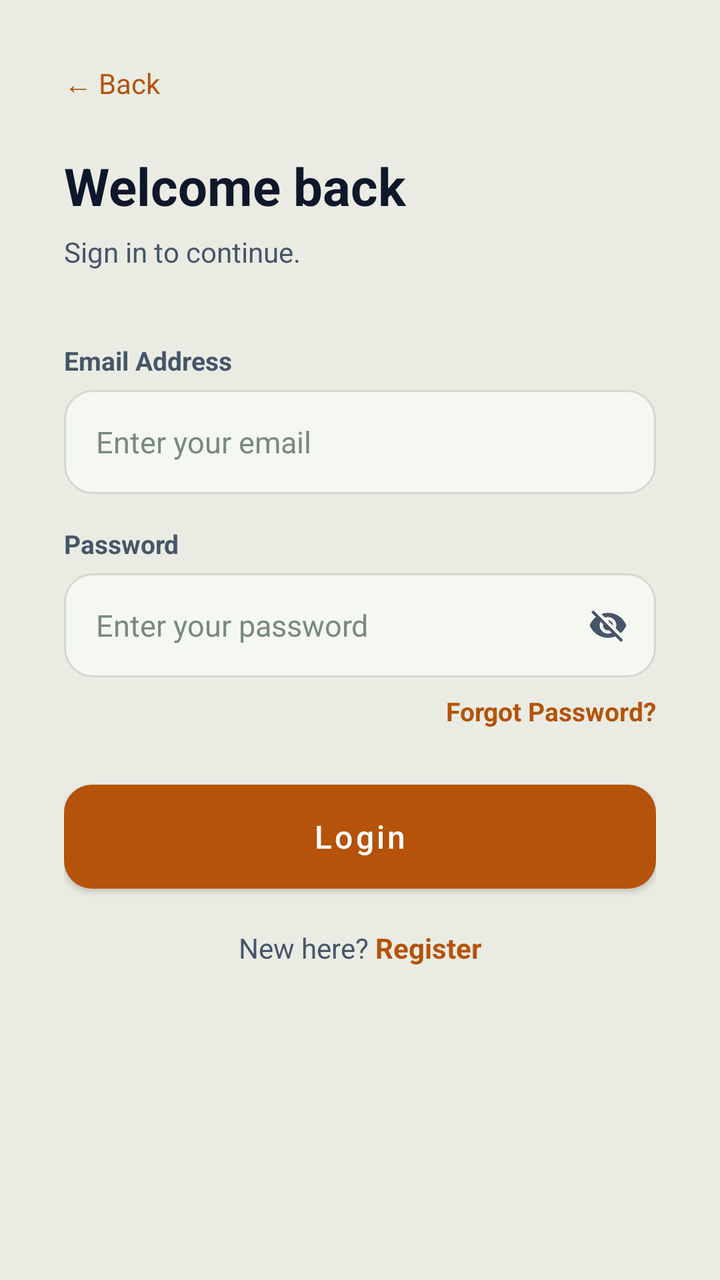
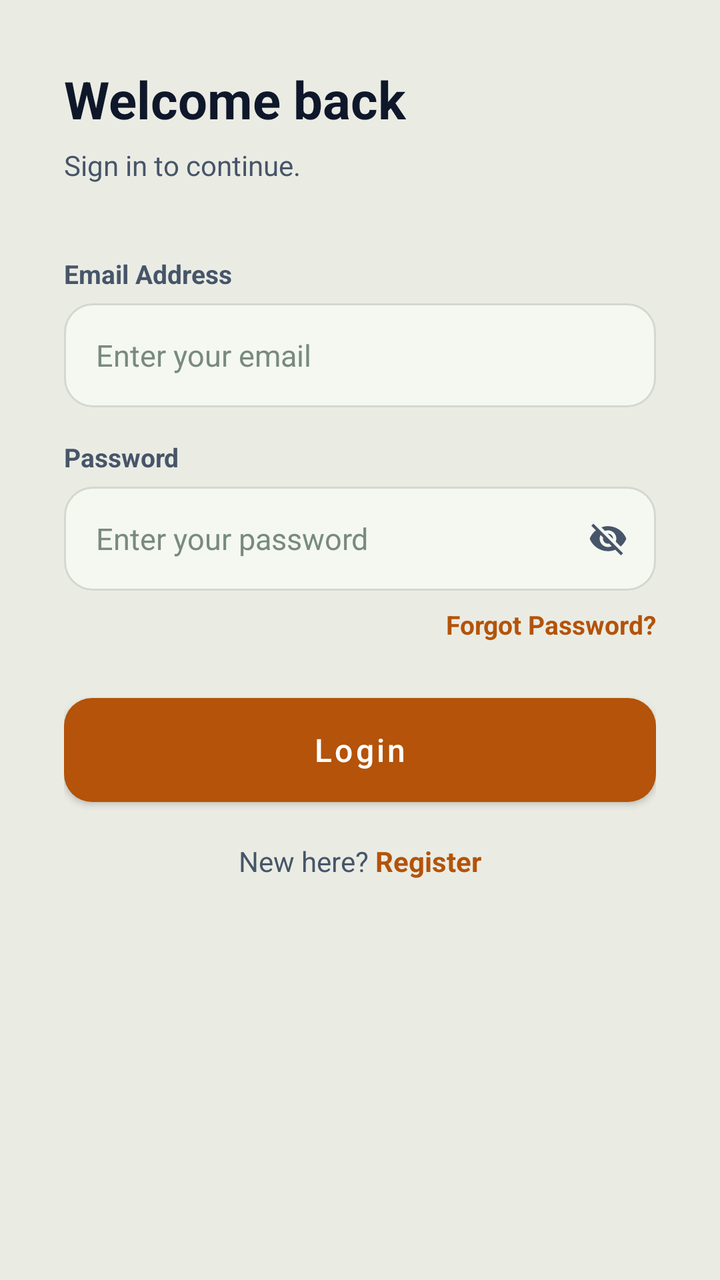

Screens rendered from an Android XML layout before and after an edit, with the pre-edit source and the edit as a unified diff.
<!-- AndroidManifest.xml: application theme Theme.BTProject2 -->
<!-- res/layout/activity_login.xml -->
<?xml version="1.0" encoding="utf-8"?>
<ScrollView xmlns:android="http://schemas.android.com/apk/res/android"
    android:layout_width="match_parent"
    android:layout_height="match_parent"
    android:background="@color/background">

    <LinearLayout
        android:layout_width="match_parent"
        android:layout_height="wrap_content"
        android:orientation="vertical"
        android:padding="32dp"
        android:paddingTop="60dp">

        
        <TextView
            android:id="@+id/btnBackToWelcome"
            android:layout_width="wrap_content"
            android:layout_height="wrap_content"
            android:text="← Back"
            android:textSize="14sp"
            android:textColor="@color/primary"
            android:layout_marginBottom="24dp"
            android:clickable="true"
            android:focusable="true" />

        
        <TextView
            android:layout_width="wrap_content"
            android:layout_height="wrap_content"
            android:text="Welcome back"
            android:textSize="26sp"
            android:textStyle="bold"
            android:textColor="@color/text_primary"
            android:layout_marginBottom="6dp" />

        <TextView
            android:layout_width="wrap_content"
            android:layout_height="wrap_content"
            android:text="Sign in to continue."
            android:textSize="14sp"
            android:textColor="@color/text_secondary"
            android:layout_marginBottom="36dp" />

        
        <TextView
            android:layout_width="wrap_content"
            android:layout_height="wrap_content"
            android:text="Email Address"
            android:textSize="13sp"
            android:textStyle="bold"
            android:textColor="@color/text_secondary"
            android:layout_marginBottom="6dp" />

        <EditText
            android:id="@+id/etEmail"
            android:layout_width="match_parent"
            android:layout_height="52dp"
            android:hint="Enter your email"
            android:inputType="textEmailAddress"
            android:background="@drawable/input_bg_white"
            android:paddingStart="16dp"
            android:paddingEnd="16dp"
            android:textSize="15sp"
            android:textColor="@color/text_primary"
            android:textColorHint="@color/text_hint"
            android:layout_marginBottom="16dp" />

        
        <TextView
            android:layout_width="wrap_content"
            android:layout_height="wrap_content"
            android:text="Password"
            android:textSize="13sp"
            android:textStyle="bold"
            android:textColor="@color/text_secondary"
            android:layout_marginBottom="6dp" />

        <FrameLayout
            android:layout_width="match_parent"
            android:layout_height="wrap_content"
            android:layout_marginBottom="8dp">

            <EditText
                android:id="@+id/etPassword"
                android:layout_width="match_parent"
                android:layout_height="52dp"
                android:hint="Enter your password"
                android:inputType="textPassword"
                android:background="@drawable/input_bg_white"
                android:paddingStart="16dp"
                android:paddingEnd="48dp"
                android:textSize="15sp"
                android:textColor="@color/text_primary"
                android:textColorHint="@color/text_hint" />

            <ImageView
                android:id="@+id/btnTogglePassword"
                android:layout_width="48dp"
                android:layout_height="52dp"
                android:layout_gravity="end|center_vertical"
                android:padding="14dp"
                android:src="@drawable/ic_visibility_off"
                android:contentDescription="Show password"
                android:background="?attr/selectableItemBackgroundBorderless"
                android:clickable="true"
                android:focusable="true" />
        </FrameLayout>

        
        <TextView
            android:id="@+id/btnForgotPassword"
            android:layout_width="wrap_content"
            android:layout_height="wrap_content"
            android:text="Forgot Password?"
            android:textSize="13sp"
            android:textColor="@color/primary"
            android:textStyle="bold"
            android:layout_gravity="end"
            android:layout_marginBottom="28dp"
            android:clickable="true"
            android:focusable="true" />

        
        <Button
            android:id="@+id/btnLogin"
            android:layout_width="match_parent"
            android:layout_height="52dp"
            android:text="Login"
            android:textSize="16sp"
            android:textColor="@color/white"
            android:background="@drawable/btn_primary_bg"
            android:textAllCaps="false"
            android:layout_marginBottom="20dp" />

        
        <LinearLayout
            android:layout_width="match_parent"
            android:layout_height="wrap_content"
            android:gravity="center"
            android:orientation="horizontal"
            android:layout_marginBottom="24dp">

            <TextView
                android:layout_width="wrap_content"
                android:layout_height="wrap_content"
                android:text="New here? "
                android:textSize="14sp"
                android:textColor="@color/text_secondary" />

            <TextView
                android:id="@+id/btnRegister"
                android:layout_width="wrap_content"
                android:layout_height="wrap_content"
                android:text="Register"
                android:textSize="14sp"
                android:textStyle="bold"
                android:textColor="@color/primary"
                android:clickable="true"
                android:focusable="true" />
        </LinearLayout>

    </LinearLayout>
</ScrollView>
<!-- resources referenced by this layout -->
<resources>
  <color name="background">#EAECE4</color>
  <color name="primary">#B45309</color>
  <color name="text_hint">#788A7E</color>
  <color name="text_primary">#0F172A</color>
  <color name="text_secondary">#475569</color>
  <color name="white">#FFFFFF</color>
  <!-- drawable btn_primary_bg (drawable) -->
  <?xml version="1.0" encoding="utf-8"?>
  <shape xmlns:android="http://schemas.android.com/apk/res/android"
      android:shape="rectangle">
      <solid android:color="@color/gold_accent" />
      <corners android:radius="14dp" />
  </shape>
  <!-- drawable ic_visibility_off (drawable) -->
  <vector xmlns:android="http://schemas.android.com/apk/res/android"
      android:width="24dp"
      android:height="24dp"
      android:viewportWidth="24"
      android:viewportHeight="24">
    <path
        android:fillColor="@color/text_secondary"
        android:pathData="M12,7c2.76,0 5,2.24 5,5 0,0.65 -0.13,1.26 -0.36,1.82l2.92,2.92c1.51,-1.26 2.7,-2.89 3.44,-4.74 -1.73,-4.39 -6,-7.5 -11,-7.5 -1.4,0 -2.74,0.25 -3.98,0.7l2.16,2.16C10.74,7.13 11.35,7 12,7zM2,4.27l2.28,2.28 0.46,0.46C3.08,8.3 1.78,10.02 1,12c1.73,4.39 6,7.5 11,7.5 1.55,0 3.03,-0.3 4.38,-0.84l0.42,0.42L19.73,22 21,20.73 3.27,3 2,4.27zM7.53,9.8l1.55,1.55c-0.05,0.21 -0.08,0.43 -0.08,0.65 0,1.66 1.34,3 3,3 0.22,0 0.44,-0.03 0.65,-0.08l1.55,1.55c-0.67,0.33 -1.41,0.53 -2.2,0.53 -2.76,0 -5,-2.24 -5,-5 0,-0.79 0.2,-1.53 0.53,-2.2zM11.84,9.02l3.15,3.15 0.02,-0.16c0,-1.66 -1.34,-3 -3,-3l-0.17,0.01z"/>
  </vector>
  <!-- drawable input_bg_white (drawable) -->
  <?xml version="1.0" encoding="utf-8"?>
  <shape xmlns:android="http://schemas.android.com/apk/res/android"
      android:shape="rectangle">
      <solid android:color="@color/forest_card" />
      <corners android:radius="14dp" />
      <stroke android:width="1dp" android:color="@color/forest_card_border" />
  </shape>
  <style name="Theme.BTProject2" parent="Theme.MaterialComponents.DayNight.NoActionBar">
          <item name="colorPrimary">@color/gold_accent</item>
          <item name="colorPrimaryDark">@color/gold_accent_dark</item>
          <item name="colorAccent">@color/gold_accent</item>
          <item name="android:windowBackground">@color/forest_bg</item>
          <item name="android:statusBarColor">@color/forest_bg</item>
          <item name="android:windowLightStatusBar">true</item>
      </style>
  <color name="gold_accent">#B45309</color>
  <color name="forest_card">#F5F7F1</color>
  <color name="forest_card_border">#D2D9CE</color>
  <color name="gold_accent_dark">#78350F</color>
  <color name="forest_bg">#EAECE4</color>
</resources>

<!-- the commit's change to res/layout/activity_login.xml (unified diff, before → after) -->
@@ -11,17 +11,6 @@
         android:padding="32dp"
         android:paddingTop="60dp">
 
-        
-        <TextView
-            android:id="@+id/btnBackToWelcome"
-            android:layout_width="wrap_content"
-            android:layout_height="wrap_content"
-            android:text="← Back"
-            android:textSize="14sp"
-            android:textColor="@color/primary"
-            android:layout_marginBottom="24dp"
-            android:clickable="true"
-            android:focusable="true" />
 
         
         <TextView
